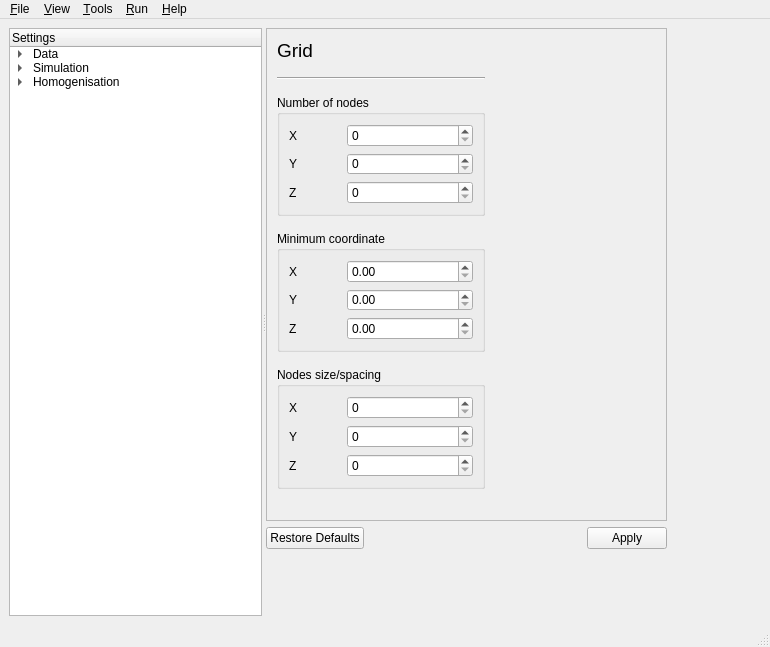
Before: the Qt Designer form GSIMCLI/interface/gsimcli.ui in iled/gsimcli, drawn with Qt 5.
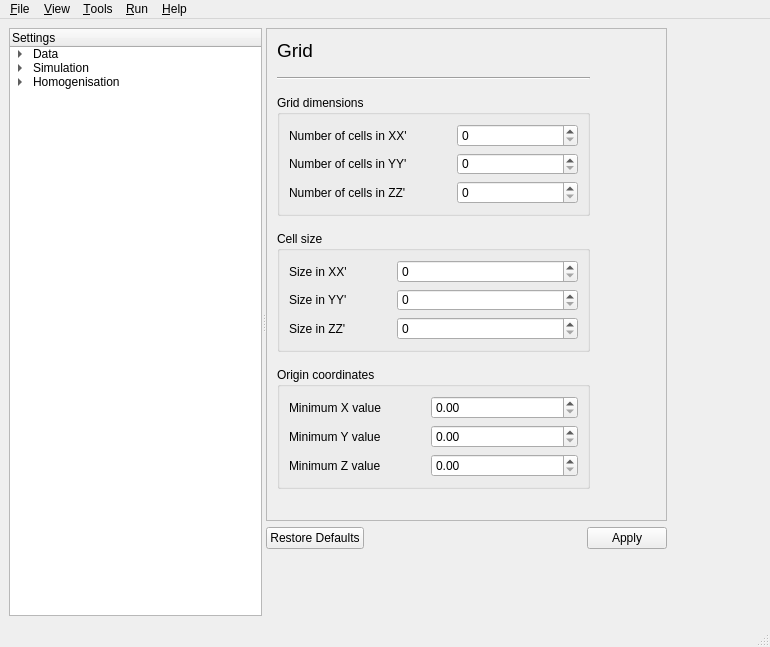
After: the same form once the commit is applied. The open tabs and pages were chosen to show the change.

Commit message:
names refactoring, grid ui changes
. refactored most of qobjects names to be more consistent:
PAGE_qtypeObjectName
. enhanced ui text for simulation grid page

What changed in the file:
```diff
--- a/GSIMCLI/interface/gsimcli.ui
+++ b/GSIMCLI/interface/gsimcli.ui
@@ -890,7 +890,7 @@
               <rect>
                <x>10</x>
                <y>10</y>
-               <width>208</width>
+               <width>313</width>
                <height>450</height>
               </rect>
              </property>
@@ -926,7 +926,7 @@
               <item>
                <widget class="QGroupBox" name="groupBox_7">
                 <property name="title">
-                 <string>Number of nodes</string>
+                 <string>Grid dimensions</string>
                 </property>
                 <layout class="QFormLayout" name="formLayout_3">
                  <property name="horizontalSpacing">
@@ -935,7 +935,7 @@
                  <item row="0" column="0">
                   <widget class="QLabel" name="label_19">
                    <property name="text">
-                    <string>X</string>
+                    <string>Number of cells in XX'</string>
                    </property>
                   </widget>
                  </item>
@@ -949,7 +949,7 @@
                  <item row="1" column="0">
                   <widget class="QLabel" name="label_20">
                    <property name="text">
-                    <string>Y</string>
+                    <string>Number of cells in YY'</string>
                    </property>
                   </widget>
                  </item>
@@ -963,7 +963,7 @@
                  <item row="2" column="0">
                   <widget class="QLabel" name="label_21">
                    <property name="text">
-                    <string>Z</string>
+                    <string>Number of cells in ZZ'</string>
                    </property>
                   </widget>
                  </item>
@@ -977,64 +977,10 @@
                 </layout>
                </widget>
               </item>
-              <item>
-               <widget class="QGroupBox" name="groupBox_8">
-                <property name="title">
-                 <string>Minimum coordinate</string>
-                </property>
-                <layout class="QFormLayout" name="formLayout_4">
-                 <property name="horizontalSpacing">
-                  <number>50</number>
-                 </property>
-                 <item row="0" column="0">
-                  <widget class="QLabel" name="label_22">
-                   <property name="text">
-                    <string>X</string>
-                   </property>
-                  </widget>
-                 </item>
-                 <item row="0" column="1">
-                  <widget class="QDoubleSpinBox" name="SG_xxMin">
-                   <property name="maximum">
-                    <double>1000000000.000000000000000</double>
-                   </property>
-                  </widget>
-                 </item>
-                 <item row="1" column="0">
-                  <widget class="QLabel" name="label_23">
-                   <property name="text">
-                    <string>Y</string>
-                   </property>
-                  </widget>
-                 </item>
-                 <item row="1" column="1">
-                  <widget class="QDoubleSpinBox" name="SG_yyMin">
-                   <property name="maximum">
-                    <double>1000000000.000000000000000</double>
-                   </property>
-                  </widget>
-                 </item>
-                 <item row="2" column="0">
-                  <widget class="QLabel" name="label_24">
-                   <property name="text">
-                    <string>Z</string>
-                   </property>
-                  </widget>
-                 </item>
-                 <item row="2" column="1">
-                  <widget class="QDoubleSpinBox" name="SG_zzMin">
-                   <property name="maximum">
-                    <double>1000000000.000000000000000</double>
-                   </property>
-                  </widget>
-                 </item>
-                </layout>
-               </widget>
-              </item>
               <item>
                <widget class="QGroupBox" name="groupBox_9">
                 <property name="title">
-                 <string>Nodes size/spacing</string>
+                 <string>Cell size</string>
                 </property>
                 <layout class="QFormLayout" name="formLayout_5">
                  <property name="horizontalSpacing">
@@ -1043,7 +989,7 @@
                  <item row="0" column="0">
                   <widget class="QLabel" name="label_25">
                    <property name="text">
-                    <string>X</string>
+                    <string>Size in XX'</string>
                    </property>
                   </widget>
                  </item>
@@ -1057,7 +1003,7 @@
                  <item row="1" column="0">
                   <widget class="QLabel" name="label_26">
                    <property name="text">
-                    <string>Y</string>
+                    <string>Size in YY'</string>
                    </property>
                   </widget>
                  </item>
@@ -1071,7 +1017,7 @@
                  <item row="2" column="0">
                   <widget class="QLabel" name="label_27">
                    <property name="text">
-                    <string>Z</string>
+                    <string>Size in ZZ'</string>
                    </property>
                   </widget>
                  </item>
@@ -1085,6 +1031,63 @@
                 </layout>
                </widget>
               </item>
+              <item>
+               <widget class="QGroupBox" name="groupBox_8">
+                <property name="toolTip">
+                 <string>The coordinates of the lower left corner of the grid.</string>
+                </property>
+                <property name="title">
+                 <string>Origin coordinates</string>
+                </property>
+                <layout class="QFormLayout" name="formLayout_4">
+                 <property name="horizontalSpacing">
+                  <number>50</number>
+                 </property>
+                 <item row="0" column="0">
+                  <widget class="QLabel" name="SG_labelXXOrig">
+                   <property name="text">
+                    <string>Minimum X value</string>
+                   </property>
+                  </widget>
+                 </item>
+                 <item row="0" column="1">
+                  <widget class="QDoubleSpinBox" name="SG_spinXXOrig">
+                   <property name="maximum">
+                    <double>1000000000.000000000000000</double>
+                   </property>
+                  </widget>
+                 </item>
+                 <item row="1" column="0">
+                  <widget class="QLabel" name="SG_labelYYOrig">
+                   <property name="text">
+                    <string>Minimum Y value</string>
+                   </property>
+                  </widget>
+                 </item>
+                 <item row="1" column="1">
+                  <widget class="QDoubleSpinBox" name="SG_spinYYOrig">
+                   <property name="maximum">
+                    <double>1000000000.000000000000000</double>
+                   </property>
+                  </widget>
+                 </item>
+                 <item row="2" column="0">
+                  <widget class="QLabel" name="SG_labelZZOrig">
+                   <property name="text">
+                    <string>Minimum Z value</string>
+                   </property>
+                  </widget>
+                 </item>
+                 <item row="2" column="1">
+                  <widget class="QDoubleSpinBox" name="SG_spinZZOrig">
+                   <property name="maximum">
+                    <double>1000000000.000000000000000</double>
+                   </property>
+                  </widget>
+                 </item>
+                </layout>
+               </widget>
+              </item>
              </layout>
             </widget>
            </widget>
```
Left out of the diff: 124 changed lines with no effect on the pictures. The commit also changes 1 other file.
